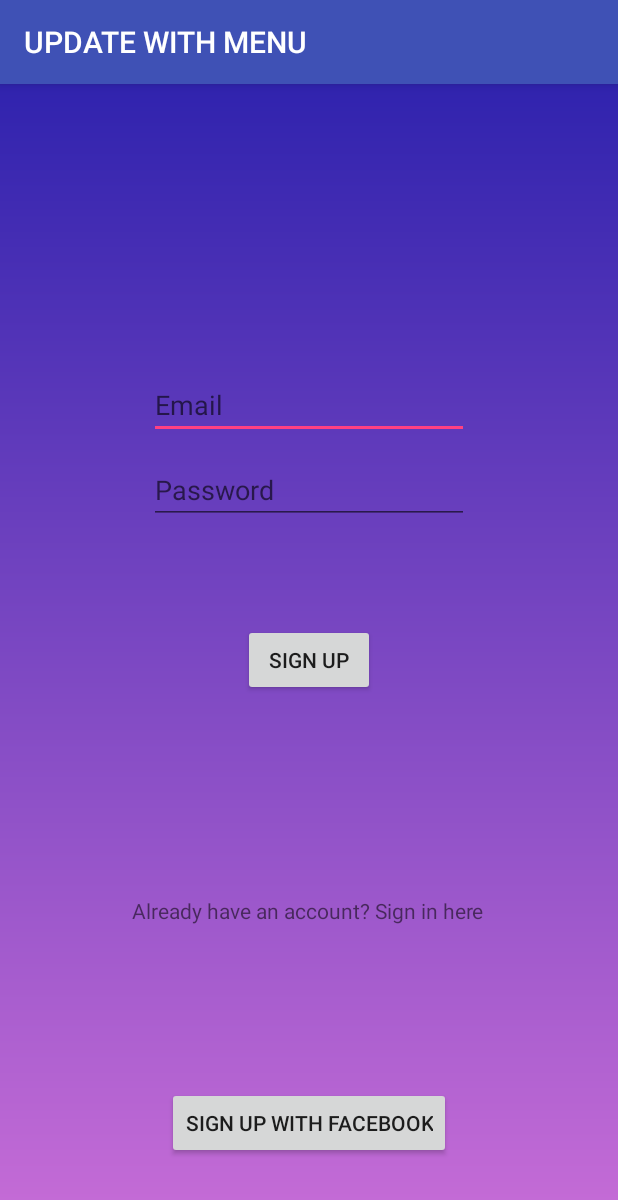
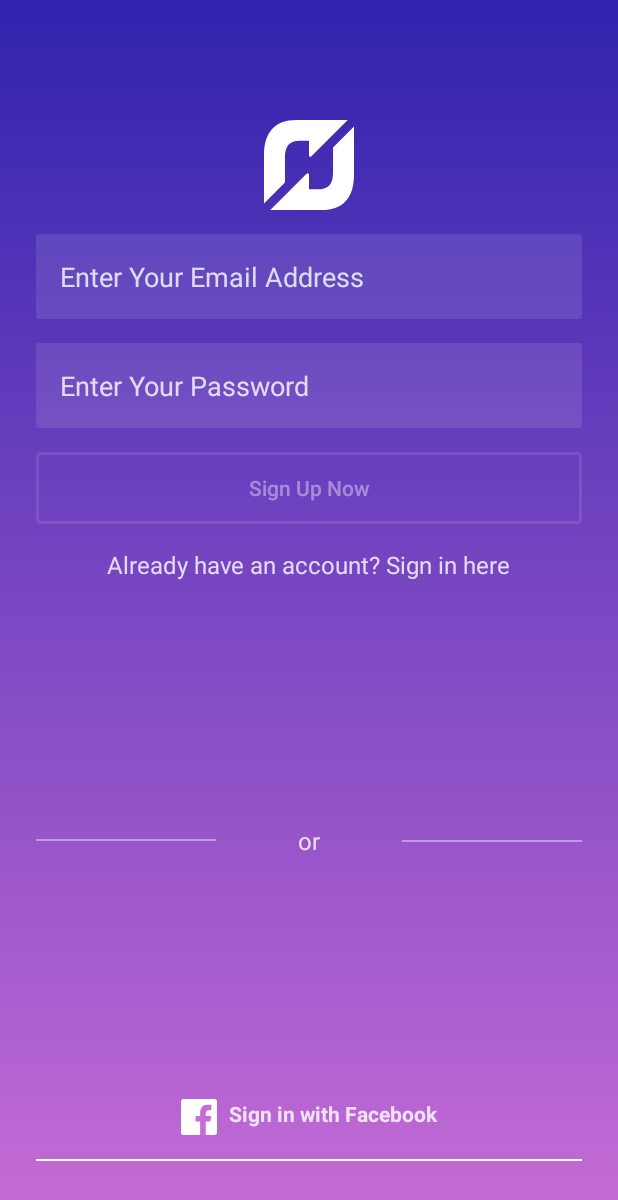
Before and after one commit to nickolastheodoulou/android_app, an Android app: the screen it shows after launch (SignupActivity), on a phone screen of 412 x 824 dp. Shown: the top 1200 px of the screen. Run offline under Robolectric (Android 15) with nearby library versions, the phone set to English and light mode, and no system bars; our stand-ins replace Firebase (no records; nobody signed in at launch, a user with empty details on screens opened directly); libraries missing offline, so code that uses them is left out: com.facebook, com.facebook.login; 1 statement that could not run was skipped.

```diff
--- a/app/src/main/AndroidManifest.xml
+++ b/app/src/main/AndroidManifest.xml
@@ -13,7 +13,7 @@
         android:theme="@style/AppTheme">
         <activity android:name=".HomeActivity"></activity>
         <activity android:name=".LoginActivity" android:theme="@style/AppTheme.NoActionBar"/>
-        <activity android:name=".SignupActivity">
+        <activity android:name=".SignupActivity" android:theme="@style/AppTheme.NoActionBar">
             <intent-filter>
                 <action android:name="android.intent.action.MAIN" />
 
--- a/app/src/main/java/com/example/myapplicationnick/LoginActivity.java
+++ b/app/src/main/java/com/example/myapplicationnick/LoginActivity.java
@@ -34,7 +34,7 @@ public class LoginActivity extends AppCompatActivity {
         emailId = findViewById(R.id.txtemail);
         password = findViewById(R.id.txtpassword);
         btnSignIn = findViewById(R.id.button);
-        tvSignUp = findViewById(R.id.textView);
+        tvSignUp = findViewById(R.id.go_to_sign_in);
 
         mAuthStateListener = new FirebaseAuth.AuthStateListener() {
             @Override
--- a/app/src/main/java/com/example/myapplicationnick/SignupActivity.java
+++ b/app/src/main/java/com/example/myapplicationnick/SignupActivity.java
@@ -22,15 +22,11 @@ import com.google.firebase.auth.FacebookAuthProvider;
 
 import com.google.firebase.auth.AuthCredential;
 
-import com.facebook.login.widget.LoginButton;
 import com.google.android.gms.tasks.OnCompleteListener;
 import com.google.android.gms.tasks.Task;
 import com.google.firebase.auth.AuthResult;
 import com.google.firebase.auth.FirebaseAuth;
 import com.google.firebase.auth.FirebaseUser;
-
-import com.facebook.FacebookSdk;
-import com.facebook.appevents.AppEventsLogger;
 
 import java.util.Arrays;
 
@@ -45,7 +41,7 @@ public class SignupActivity extends AppCompatActivity {
     private CallbackManager mCallbackManager;
     private static final String TAG = "FACELOG";
 
-    Button mFacebookBtn;
+    TextView tvFacebook;
 
 
     @Override
@@ -59,10 +55,10 @@ public class SignupActivity extends AppCompatActivity {
         emailId = findViewById(R.id.txtemail);
         password = findViewById(R.id.txtpassword);
         btnSignUp = findViewById(R.id.button);
-        tvSignIn = findViewById(R.id.textView);
+        tvSignIn = findViewById(R.id.go_to_sign_in);
 
         // Initialize Facebook Login button
-        mFacebookBtn = (Button) findViewById(R.id.facebook_login_2);
+        tvFacebook = findViewById(R.id.facebook_login);
         mCallbackManager = CallbackManager.Factory.create();
 
 
@@ -115,7 +111,7 @@ public class SignupActivity extends AppCompatActivity {
 
 
 
-        mFacebookBtn.setOnClickListener(new View.OnClickListener() {
+        tvFacebook.setOnClickListener(new View.OnClickListener() {
             @Override
             public void onClick(View view) {
                 LoginManager.getInstance().logInWithReadPermissions(SignupActivity.this, Arrays.asList("email", "public_profile"));
--- a/app/src/main/res/layout/activity_login.xml
+++ b/app/src/main/res/layout/activity_login.xml
@@ -102,7 +102,7 @@
         app:layout_constraintBottom_toBottomOf="parent" />
 
     <TextView
-        android:id="@+id/textView"
+        android:id="@+id/go_to_sign_in"
         android:layout_width="wrap_content"
         android:layout_height="wrap_content"
         android:text="@string/dont_have_an_account"
--- a/app/src/main/res/layout/activity_signup.xml
+++ b/app/src/main/res/layout/activity_signup.xml
@@ -21,65 +21,136 @@
         android:orientation="vertical"
         app:layout_constraintGuide_end="24dp" />
 
+    <ImageView
+        android:id="@+id/icon"
+        android:layout_width="wrap_content"
+        android:layout_height="wrap_content"
+        android:layout_marginTop="80dp"
+        android:contentDescription="@string/logo"
+        android:src="@drawable/ic_flattr"
+        app:layout_constraintEnd_toStartOf="@+id/guideline_right"
+        app:layout_constraintStart_toStartOf="@+id/guideline_left"
+        app:layout_constraintTop_toTopOf="parent" />
+
 
     <EditText
         android:id="@+id/txtemail"
-        android:layout_width="wrap_content"
+        android:layout_width="0dp"
         android:layout_height="wrap_content"
-        android:ems="10"
-        android:hint="Email"
+        android:layout_marginTop="16dp"
+        android:background="@drawable/et_bg"
+        android:hint="@string/email"
         android:inputType="textEmailAddress"
-        app:layout_constraintBottom_toBottomOf="parent"
-        app:layout_constraintEnd_toEndOf="parent"
-        app:layout_constraintStart_toStartOf="parent"
-        app:layout_constraintTop_toTopOf="parent"
-        app:layout_constraintVertical_bias="0.265" />
+        android:padding="16dp"
+        android:textColorHint="@color/login_form_details"
+        app:layout_constraintEnd_toStartOf="@id/guideline_right"
+        app:layout_constraintStart_toStartOf="@id/guideline_left"
+        app:layout_constraintTop_toBottomOf="@+id/icon" />
 
     <EditText
         android:id="@+id/txtpassword"
-        android:layout_width="wrap_content"
+        android:layout_width="0dp"
         android:layout_height="wrap_content"
-        android:ems="10"
-        android:hint="Password"
+        android:layout_marginTop="16dp"
+        android:background="@drawable/et_bg"
+        android:hint="@string/password"
         android:inputType="textPassword"
-        app:layout_constraintBottom_toBottomOf="parent"
-        app:layout_constraintEnd_toEndOf="parent"
-        app:layout_constraintStart_toStartOf="parent"
-        app:layout_constraintTop_toBottomOf="@+id/txtemail"
-        app:layout_constraintVertical_bias="0.023" />
+        android:padding="16dp"
+        android:textColorHint="@color/login_form_details"
+        app:layout_constraintEnd_toStartOf="@id/guideline_right"
+        app:layout_constraintStart_toStartOf="@id/guideline_left"
+        app:layout_constraintTop_toBottomOf="@+id/txtemail" />
 
-    <TextView
-        android:id="@+id/textView"
-        android:layout_width="wrap_content"
-        android:layout_height="wrap_content"
-        android:text="Already have an account? Sign in here"
-        app:layout_constraintBottom_toBottomOf="parent"
-        app:layout_constraintEnd_toEndOf="parent"
-        app:layout_constraintHorizontal_bias="0.498"
-        app:layout_constraintStart_toStartOf="parent"
-        app:layout_constraintTop_toTopOf="parent"
-        app:layout_constraintVertical_bias="0.723" />
+
+
 
     <Button
         android:id="@+id/button"
+        android:layout_width="0dp"
+        android:layout_height="wrap_content"
+        android:layout_marginTop="16dp"
+        android:background="@drawable/btn_bg"
+        android:text="Sign Up Now"
+        android:textAllCaps="false"
+        android:textColor="@color/login_form_details_medium"
+        app:layout_constraintEnd_toStartOf="@+id/guideline_right"
+        app:layout_constraintStart_toStartOf="@+id/guideline_left"
+        app:layout_constraintTop_toBottomOf="@id/txtpassword" />
+
+    <View
+        android:id="@+id/footer_line"
+        android:layout_width="0dp"
+        android:layout_height="1dp"
+        android:layout_marginBottom="50dp"
+        android:background="#fff"
+        app:layout_constraintEnd_toStartOf="@id/guideline_right"
+        app:layout_constraintStart_toStartOf="@id/guideline_left"
+        app:layout_constraintBottom_toBottomOf="parent" />
+
+
+    <TextView
+        android:id="@+id/facebook_login"
         android:layout_width="wrap_content"
         android:layout_height="wrap_content"
-        android:text="Sign Up"
-        app:layout_constraintBottom_toBottomOf="parent"
-        app:layout_constraintEnd_toEndOf="parent"
-        app:layout_constraintStart_toStartOf="parent"
-        app:layout_constraintTop_toTopOf="parent" />
+        android:layout_marginBottom="16dp"
+        android:drawablePadding="8dp"
+        android:drawableStart="@drawable/ic_if_square_facebook"
+        android:drawableLeft="@drawable/ic_if_square_facebook"
+        android:text="@string/sign_in_with_facebook"
+        android:textColor="@color/login_form_details"
+        android:textStyle="bold"
+        app:layout_constraintBottom_toTopOf="@id/footer_line"
+        app:layout_constraintEnd_toStartOf="@id/guideline_right"
+        app:layout_constraintStart_toStartOf="@id/guideline_left" />
 
-    <Button
-        android:id="@+id/facebook_login_2"
+
+
+    <TextView
+        android:id="@+id/go_to_sign_in"
         android:layout_width="wrap_content"
         android:layout_height="wrap_content"
-        android:text="Sign Up with facebook"
-        app:layout_constraintBottom_toBottomOf="parent"
-        app:layout_constraintEnd_toEndOf="parent"
-        app:layout_constraintStart_toStartOf="parent"
-        app:layout_constraintTop_toBottomOf="@+id/button"
-        app:layout_constraintVertical_bias="0.835" />
+        android:layout_marginTop="16dp"
+        android:text="Already have an account? Sign in here"
+        android:textColor="@color/login_form_details"
+        android:textSize="16sp"
+        app:layout_constraintEnd_toStartOf="@id/guideline_right"
+        app:layout_constraintStart_toStartOf="@id/guideline_left"
+        app:layout_constraintTop_toBottomOf="@id/button" />
+
+
+
+    <View
+        android:id="@+id/line1"
+        android:layout_width="120dp"
+        android:layout_height="1dp"
+        android:background="@color/login_form_details_medium"
+        app:layout_constraintStart_toStartOf="@id/guideline_left"
+        app:layout_constraintTop_toBottomOf="@+id/go_to_sign_in"
+        app:layout_constraintBottom_toTopOf="@+id/facebook_login"
+        app:layout_constraintHorizontal_chainStyle="spread_inside"
+        app:layout_constraintEnd_toStartOf="@+id/or"/>
+
+    <TextView
+        android:id="@+id/or"
+        android:layout_width="wrap_content"
+        android:layout_height="wrap_content"
+        android:text="@string/or"
+        android:textColor="@color/login_form_details"
+        android:textSize="16sp"
+        app:layout_constraintBottom_toBottomOf="@+id/line1"
+        app:layout_constraintTop_toTopOf="@+id/line1"
+        app:layout_constraintEnd_toStartOf="@+id/line2"
+        app:layout_constraintStart_toEndOf="@+id/line1" />
+
+    <View
+        android:id="@+id/line2"
+        android:layout_width="120dp"
+        android:layout_height="1dp"
+        android:background="@color/login_form_details_medium"
+        app:layout_constraintBottom_toBottomOf="@+id/or"
+        app:layout_constraintEnd_toEndOf="@id/guideline_right"
+        app:layout_constraintStart_toEndOf="@+id/or"
+        app:layout_constraintTop_toTopOf="@+id/or" />
 
 
 </androidx.constraintlayout.widget.ConstraintLayout>
```
